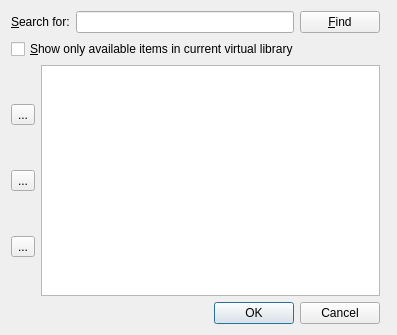
debian-calibre/calibre, file src/calibre/gui2/dialogs/tag_list_editor.ui: the form before one commit.
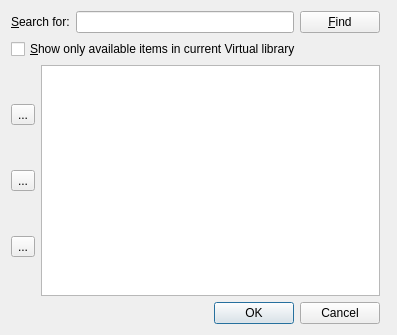
The form after the commit. Icons and pictures are not drawn. Custom widgets are drawn as their Qt base class.

```diff
--- a/src/calibre/gui2/dialogs/tag_list_editor.ui
+++ b/src/calibre/gui2/dialogs/tag_list_editor.ui
@@ -70,7 +70,7 @@
       &quot;not on any book&quot;.&lt;/p&gt;</string>
      </property>
      <property name="text">
-      <string>&amp;Show only available items in current virtual library</string>
+      <string>&amp;Show only available items in current Virtual library</string>
      </property>
     </widget>
    </item>
```
Left out of the diff: 2 changed lines with no effect on the pictures.
